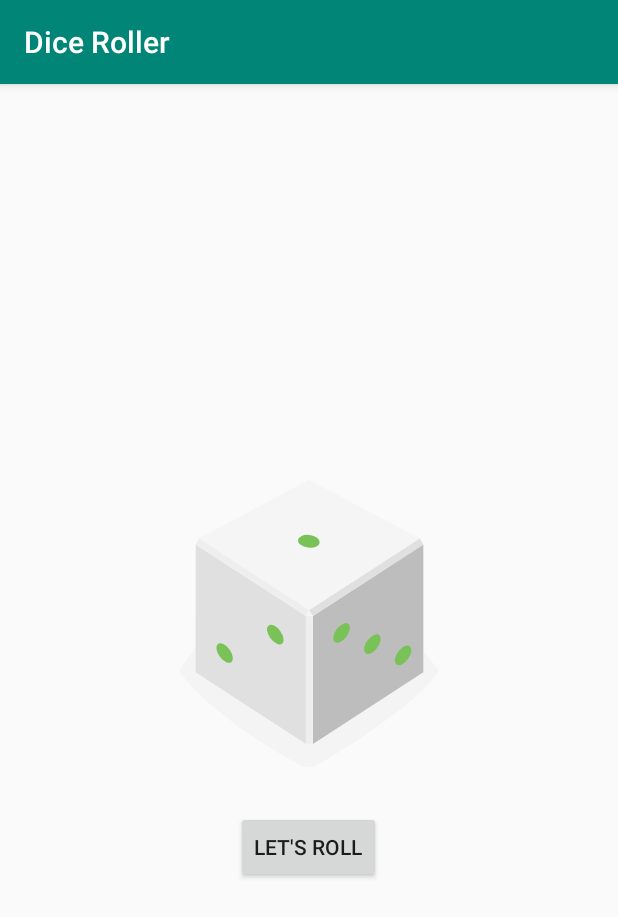
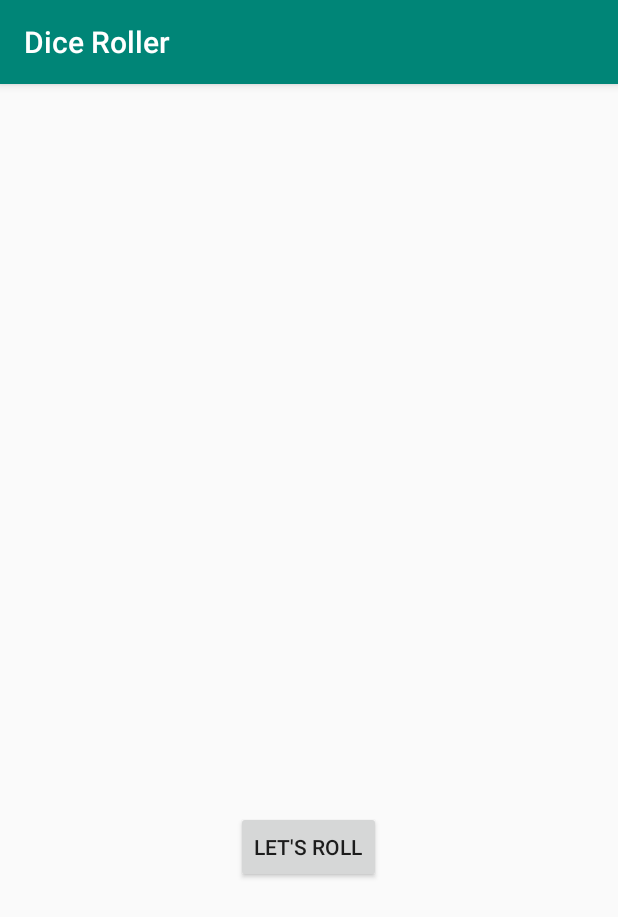
Before and after one commit to mlceledonio/Udacity-DiceRoller, an Android app: the screen it shows after launch (MainActivity), on a phone screen of 412 x 824 dp. Shown: the top 917 px of the screen. Run offline under Robolectric (Android 15) with nearby library versions, the phone set to English and light mode, and no system bars.

Commit message:
Used lateinit and vector drawables support library for efficiency

```diff
--- a/app/build.gradle
+++ b/app/build.gradle
@@ -13,6 +13,7 @@ android {
         versionCode 1
         versionName "1.0"
         testInstrumentationRunner "android.support.test.runner.AndroidJUnitRunner"
+        vectorDrawables.useSupportLibrary = true
     }
     buildTypes {
         release {
--- a/app/src/main/java/com/example/mesha/diceroller/MainActivity.kt
+++ b/app/src/main/java/com/example/mesha/diceroller/MainActivity.kt
@@ -10,6 +10,8 @@ import java.util.*
 
 class MainActivity : AppCompatActivity() {
 
+    lateinit var diceImage: ImageView
+
     override fun onCreate(savedInstanceState: Bundle?) {
         super.onCreate(savedInstanceState)
         setContentView(R.layout.activity_main)
@@ -19,6 +21,7 @@ class MainActivity : AppCompatActivity() {
         rollButton.setOnClickListener {
             rollDice()
         }
+        diceImage = findViewById(R.id.dice_image)
     }
 
     private fun rollDice() {
@@ -31,7 +34,6 @@ class MainActivity : AppCompatActivity() {
             5 -> R.drawable.dice_5
             else -> R.drawable.dice_6
         }
-        val diceImage: ImageView = findViewById(R.id.dice_image)
         diceImage.setImageResource(drawableResource)
 
     }
--- a/app/src/main/res/layout/activity_main.xml
+++ b/app/src/main/res/layout/activity_main.xml
@@ -1,6 +1,7 @@
 <?xml version="1.0" encoding="utf-8"?>
 <LinearLayout xmlns:android="http://schemas.android.com/apk/res/android"
               xmlns:tools="http://schemas.android.com/tools"
+              xmlns:app="http://schemas.android.com/apk/res-auto"
               android:layout_width="match_parent"
               android:layout_height="wrap_content"
               android:orientation="vertical"
@@ -12,7 +13,8 @@
             android:layout_width="wrap_content"
             android:layout_height="wrap_content"
             android:layout_gravity="center_horizontal"
-            android:src="@drawable/dice_1"
+            app:srcCompat="@drawable/empty_dice"
+            tools:src="@drawable/dice_1"
     />
 
     <Button
```
